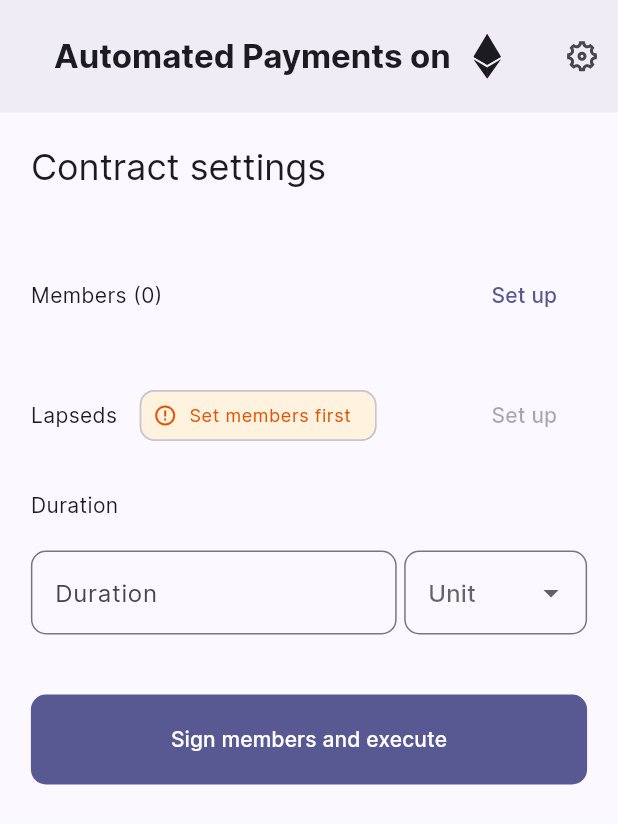
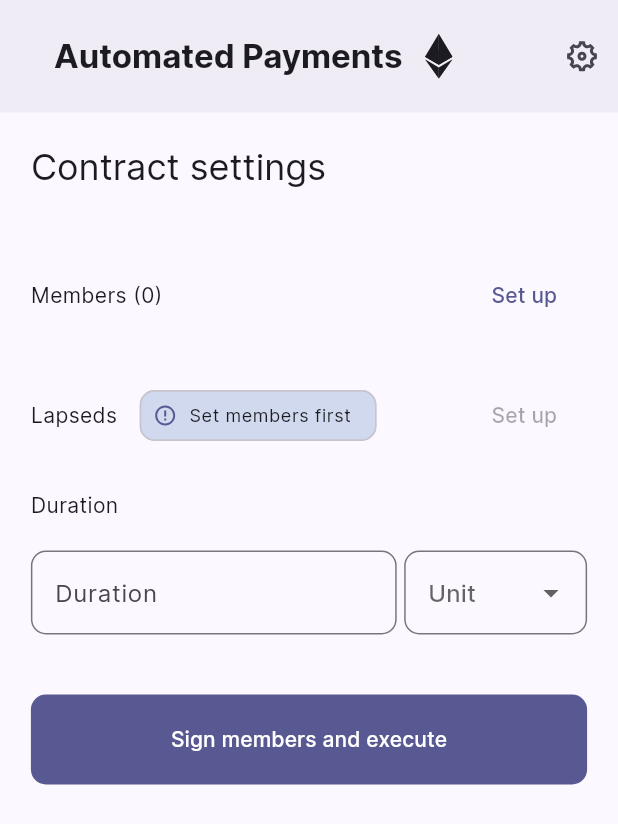
Before and after one commit to pastelcode/automated_payments_on_eth_blockchain_frontend, a Flutter app: the screen it shows after launch, on a phone screen of 412 x 824 dp. Shown: the top 824 px of the screen. Run offline on Flutter 3.47's test engine with Material 2 defaults, Android fonts, the phone set to English and light mode, and no system bars; our stand-ins replace dartz, equatable, flutter_bloc, flutter_remix, flutter_svg, go_router and 1 more.

Commit message:
Improve design

```diff
--- a/lib/features/home/presentation/pages/home_page.dart
+++ b/lib/features/home/presentation/pages/home_page.dart
@@ -31,7 +31,7 @@ class HomePage extends StatelessWidget {
         title: Row(
           children: <Widget>[
             const Text(
-              'Automated Payments on',
+              'Automated Payments',
             ),
             const SizedBox(
               width: 15,
--- a/lib/features/home/presentation/widgets/home_page/lapseds.dart
+++ b/lib/features/home/presentation/widgets/home_page/lapseds.dart
@@ -17,8 +17,9 @@ class _Lapseds extends StatelessWidget {
           children: <Widget>[
             Row(
               children: <Widget>[
-                const Text(
-                  'Lapseds',
+                Text(
+                  '''
+Lapseds${state.lapseds.isEmpty ? '' : ' (${state.lapseds.length})'}''',
                 ),
                 if (state.members.isEmpty) ...[
                   const SizedBox(
@@ -36,17 +37,16 @@ class _Lapseds extends StatelessWidget {
                             context,
                           ).textTheme.caption!.fontSize! *
                           1.5,
-                      color: Colors.orange.shade900,
                     ),
                     label: const Text(
                       'Set members first',
                     ),
                     labelStyle: Theme.of(
                       context,
-                    ).textTheme.caption!.copyWith(
-                          color: Colors.orange.shade900,
-                        ),
-                    backgroundColor: Colors.orange.shade50,
+                    ).textTheme.caption,
+                    backgroundColor: Colors.blue.withOpacity(
+                      .1,
+                    ),
                   ),
                 ],
                 const Spacer(),
```
